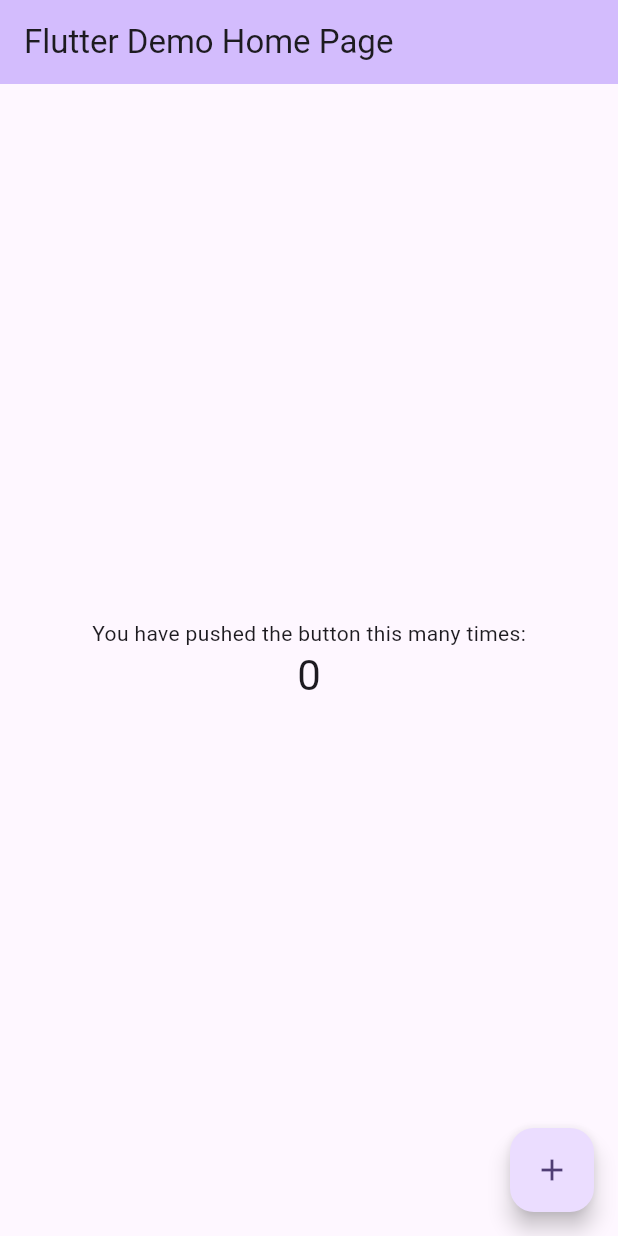
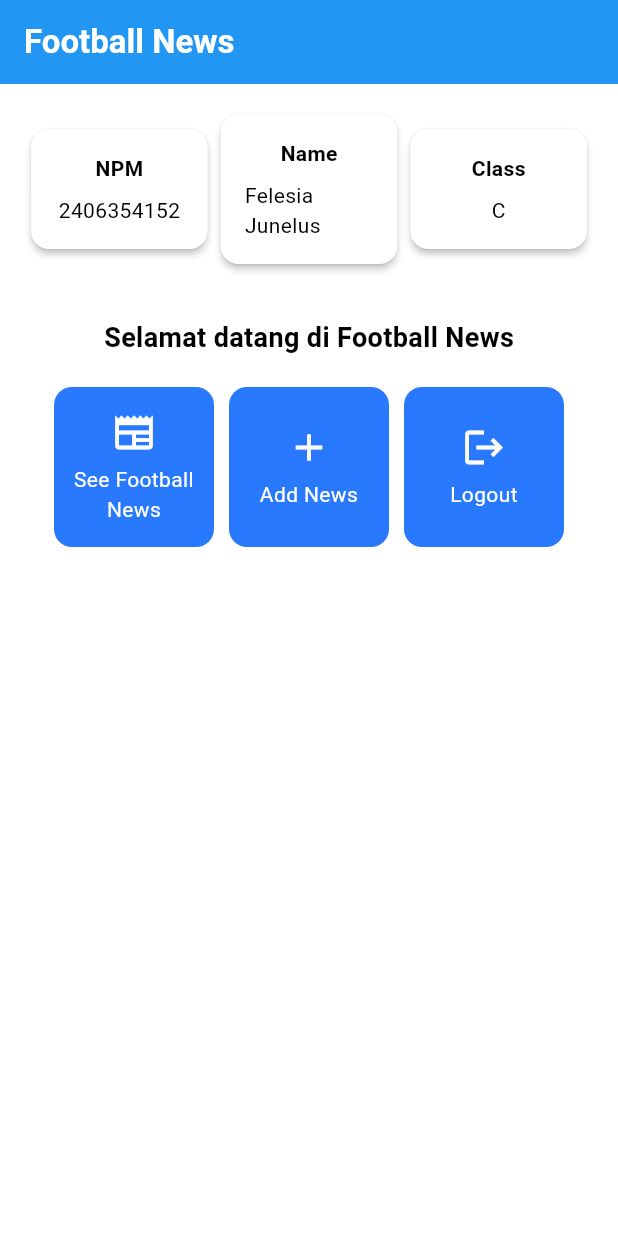
Before and after one commit to felesiaj/football-news-mobile, a Flutter app: the screen it shows after launch, on a phone screen of 412 x 824 dp. Run offline on Flutter 3.47's test engine with Material 3 defaults, Android fonts, the phone set to English and light mode, and no system bars.

Commit message:
tutorial 6 : done

```diff
--- a/lib/main.dart
+++ b/lib/main.dart
@@ -1,4 +1,5 @@
 import 'package:flutter/material.dart';
+import 'package:football_news/menu.dart';
 
 void main() {
   runApp(const MyApp());
@@ -28,95 +29,9 @@ class MyApp extends StatelessWidget {
         //
         // This works for code too, not just values: Most code changes can be
         // tested with just a hot reload.
-        colorScheme: ColorScheme.fromSeed(seedColor: Colors.deepPurple),
+         colorScheme: ColorScheme.fromSwatch(primarySwatch: Colors.blue).copyWith(secondary: Colors.blueAccent[400]),
       ),
-      home: const MyHomePage(title: 'Flutter Demo Home Page'),
+      home: MyHomePage(),
     );
   }
 }
-
-class MyHomePage extends StatefulWidget {
-  const MyHomePage({super.key, required this.title});
-
-  // This widget is the home page of your application. It is stateful, meaning
-  // that it has a State object (defined below) that contains fields that affect
-  // how it looks.
-
-  // This class is the configuration for the state. It holds the values (in this
-  // case the title) provided by the parent (in this case the App widget) and
-  // used by the build method of the State. Fields in a Widget subclass are
-  // always marked "final".
-
-  final String title;
-
-  @override
-  State<MyHomePage> createState() => _MyHomePageState();
-}
-
-class _MyHomePageState extends State<MyHomePage> {
-  int _counter = 0;
-
-  void _incrementCounter() {
-    setState(() {
-      // This call to setState tells the Flutter framework that something has
-      // changed in this State, which causes it to rerun the build method below
-      // so that the display can reflect the updated values. If we changed
-      // _counter without calling setState(), then the build method would not be
-      // called again, and so nothing would appear to happen.
-      _counter++;
-    });
-  }
-
-  @override
-  Widget build(BuildContext context) {
-    // This method is rerun every time setState is called, for instance as done
-    // by the _incrementCounter method above.
-    //
-    // The Flutter framework has been optimized to make rerunning build methods
-    // fast, so that you can just rebuild anything that needs updating rather
-    // than having to individually change instances of widgets.
-    return Scaffold(
-      appBar: AppBar(
-        // TRY THIS: Try changing the color here to a specific color (to
-        // Colors.amber, perhaps?) and trigger a hot reload to see the AppBar
-        // change color while the other colors stay the same.
-        backgroundColor: Theme.of(context).colorScheme.inversePrimary,
-        // Here we take the value from the MyHomePage object that was created by
-        // the App.build method, and use it to set our appbar title.
-        title: Text(widget.title),
-      ),
-      body: Center(
-        // Center is a layout widget. It takes a single child and positions it
-        // in the middle of the parent.
-        child: Column(
-          // Column is also a layout widget. It takes a list of children and
-          // arranges them vertically. By default, it sizes itself to fit its
-          // children horizontally, and tries to be as tall as its parent.
-          //
-          // Column has various properties to control how it sizes itself and
-          // how it positions its children. Here we use mainAxisAlignment to
-          // center the children vertically; the main axis here is the vertical
-          // axis because Columns are vertical (the cross axis would be
-          // horizontal).
-          //
-          // TRY THIS: Invoke "debug painting" (choose the "Toggle Debug Paint"
-          // action in the IDE, or press "p" in the console), to see the
-          // wireframe for each widget.
-          mainAxisAlignment: MainAxisAlignment.center,
-          children: <Widget>[
-            const Text('You have pushed the button this many times:'),
-            Text(
-              '$_counter',
-              style: Theme.of(context).textTheme.headlineMedium,
-            ),
-          ],
-        ),
-      ),
-      floatingActionButton: FloatingActionButton(
-        onPressed: _incrementCounter,
-        tooltip: 'Increment',
-        child: const Icon(Icons.add),
-      ), // This trailing comma makes auto-formatting nicer for build methods.
-    );
-  }
-}
--- /dev/null
+++ b/lib/menu.dart
@@ -0,0 +1,186 @@
+import 'package:flutter/material.dart';
+
+class MyHomePage extends StatelessWidget {
+  MyHomePage({super.key});
+  final String nama = "Felesia Junelus"; //nama
+  final String npm = "2406354152"; //npm
+  final String kelas = "C"; //kelas
+
+  final List<ItemHomepage> items = [
+    ItemHomepage("See Football News", Icons.newspaper),
+    ItemHomepage("Add News", Icons.add),
+    ItemHomepage("Logout", Icons.logout),
+  ];
+
+  @override
+  Widget build(BuildContext context) {
+    // Scaffold menyediakan struktur dasar halaman dengan AppBar dan body.
+    return Scaffold(
+      // AppBar adalah bagian atas halaman yang menampilkan judul.
+      appBar: AppBar(
+        // Judul aplikasi "Football News" dengan teks putih dan tebal.
+        title: const Text(
+          'Football News',
+          style: TextStyle(
+            color: Colors.white,
+            fontWeight: FontWeight.bold,
+          ),
+        ),
+        // Warna latar belakang AppBar diambil dari skema warna tema aplikasi.
+        backgroundColor: Theme.of(context).colorScheme.primary,
+      ),
+      // Body halaman dengan padding di sekelilingnya.
+      body: Padding(
+        padding: const EdgeInsets.all(16.0),
+        // Menyusun widget secara vertikal dalam sebuah kolom.
+        child: Column(
+          crossAxisAlignment: CrossAxisAlignment.center,
+          children: [
+            // Row untuk menampilkan 3 InfoCard secara horizontal.
+            Row(
+              mainAxisAlignment: MainAxisAlignment.spaceEvenly,
+              children: [
+                InfoCard(title: 'NPM', content: npm),
+                InfoCard(title: 'Name', content: nama),
+                InfoCard(title: 'Class', content: kelas),
+              ],
+            ),
+
+            // Memberikan jarak vertikal 16 unit.
+            const SizedBox(height: 16.0),
+
+            // Menempatkan widget berikutnya di tengah halaman.
+            Center(
+              child: Column(
+                // Menyusun teks dan grid item secara vertikal.
+
+                children: [
+                  // Menampilkan teks sambutan dengan gaya tebal dan ukuran 18.
+                  const Padding(
+                    padding: EdgeInsets.only(top: 16.0),
+                    child: Text(
+                      'Selamat datang di Football News',
+                      style: TextStyle(
+                        fontWeight: FontWeight.bold,
+                        fontSize: 18.0,
+                      ),
+                    ),
+                  ),
+
+                  // Grid untuk menampilkan ItemCard dalam bentuk grid 3 kolom.
+                  GridView.count(
+                    primary: true,
+                    padding: const EdgeInsets.all(20),
+                    crossAxisSpacing: 10,
+                    mainAxisSpacing: 10,
+                    crossAxisCount: 3,
+                    // Agar grid menyesuaikan tinggi kontennya.
+                    shrinkWrap: true,
+
+                    // Menampilkan ItemCard untuk setiap item dalam list items.
+                    children: items.map((ItemHomepage item) {
+                      return ItemCard(item);
+                    }).toList(),
+                  ),
+                ],
+              ),
+            ),
+          ],
+        ),
+      ),
+    );
+  }
+}
+
+class ItemHomepage {
+ final String name;
+ final IconData icon;
+
+ ItemHomepage(this.name, this.icon);
+}
+
+class InfoCard extends StatelessWidget {
+    // Kartu informasi yang menampilkan title dan content.
+
+    final String title;  // Judul kartu.
+    final String content;  // Isi kartu.
+
+    const InfoCard({super.key, required this.title, required this.content});
+
+    @override
+    Widget build(BuildContext context) {
+      return Card(
+        // Membuat kotak kartu dengan bayangan dibawahnya.
+        elevation: 2.0,
+        child: Container(
+          // Mengatur ukuran dan jarak di dalam kartu.
+          width: MediaQuery.of(context).size.width / 3.5, // menyesuaikan dengan lebar device yang digunakan.
+          padding: const EdgeInsets.all(16.0),
+          // Menyusun title dan content secara vertikal.
+          child: Column(
+            children: [
+              Text(
+                title,
+                style: const TextStyle(fontWeight: FontWeight.bold),
+              ),
+              const SizedBox(height: 8.0),
+              Text(content),
+            ],
+          ),
+        ),
+      );
+    }
+  }
+
+class ItemCard extends StatelessWidget {
+  // Menampilkan kartu dengan ikon dan nama.
+
+  final ItemHomepage item;
+
+  const ItemCard(this.item, {super.key});
+
+  @override
+  Widget build(BuildContext context) {
+    return Material(
+      // Menentukan warna latar belakang dari tema aplikasi.
+      color: Theme.of(context).colorScheme.secondary,
+      // Membuat sudut kartu melengkung.
+      borderRadius: BorderRadius.circular(12),
+
+      child: InkWell(
+        // Aksi ketika kartu ditekan.
+        onTap: () {
+          // Menampilkan pesan SnackBar saat kartu ditekan.
+          ScaffoldMessenger.of(context)
+            ..hideCurrentSnackBar()
+            ..showSnackBar(
+              SnackBar(content: Text("Kamu telah menekan tombol ${item.name}!"))
+            );
+        },
+        // Container untuk menyimpan Icon dan Text
+        child: Container(
+          padding: const EdgeInsets.all(8),
+          child: Center(
+            child: Column(
+              // Menyusun ikon dan teks di tengah kartu.
+              mainAxisAlignment: MainAxisAlignment.center,
+              children: [
+                Icon(
+                  item.icon,
+                  color: Colors.white,
+                  size: 30.0,
+                ),
+                const Padding(padding: EdgeInsets.all(3)),
+                Text(
+                  item.name,
+                  textAlign: TextAlign.center,
+                  style: const TextStyle(color: Colors.white),
+                ),
+              ],
+            ),
+          ),
+        ),
+      ),
+    );
+  }
+}
```
